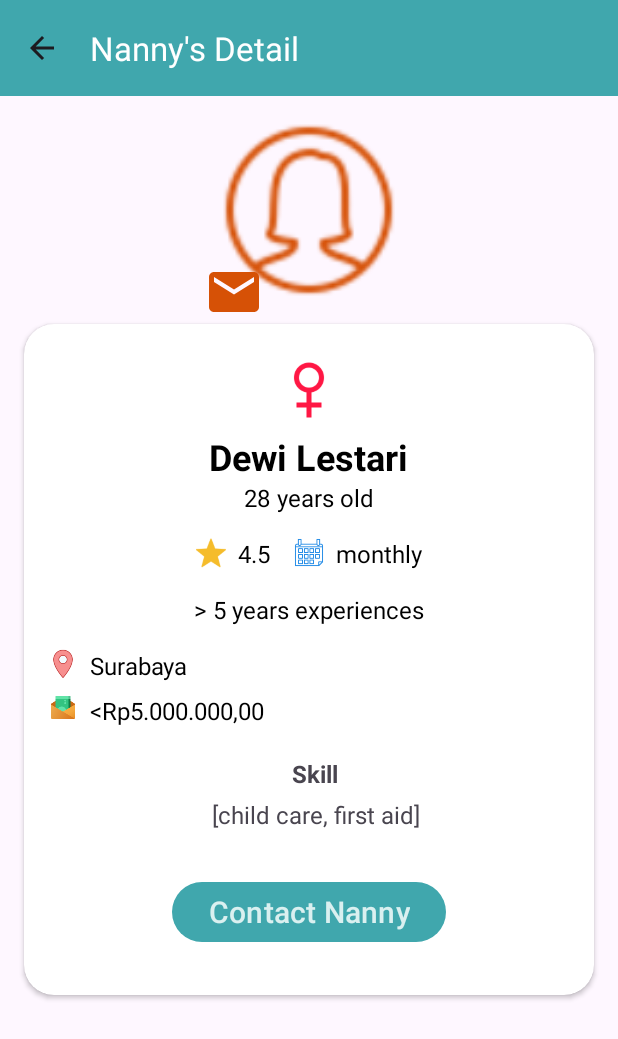
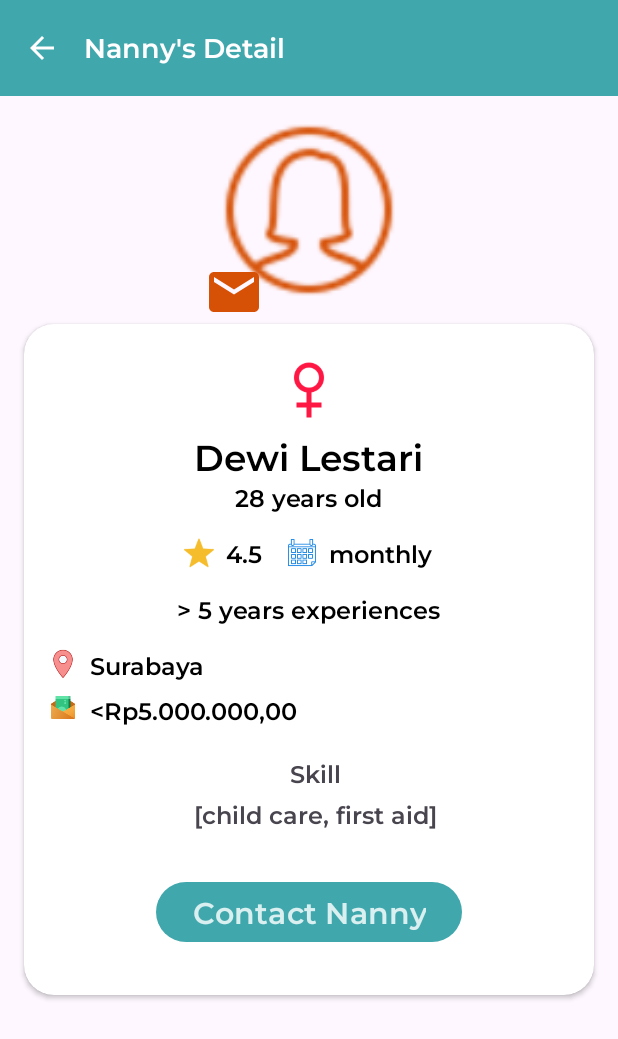
Before and after one commit to aaiisyahn/FamCare, an Android app: the screen it shows after launch (DetailPostActivity), after a tap on "Dewi Lestari", on a phone screen of 412 x 824 dp. Shown: the top 1039 px of the screen. Run offline under Robolectric (Android 15) with nearby library versions, the phone set to English and light mode, and no system bars; our stand-ins replace CircleImageView.

Commit message:
font-ing discover and detail

```diff
--- a/app/src/main/java/com/app/famcare/view/detailpost/DetailPostActivity.kt
+++ b/app/src/main/java/com/app/famcare/view/detailpost/DetailPostActivity.kt
@@ -20,7 +20,7 @@ class DetailPostActivity : AppCompatActivity() {
 
         setSupportActionBar(binding.toolbar)
         supportActionBar?.apply {
-            title = "Nanny's Detail"
+            title = ""
             setDisplayHomeAsUpEnabled(true)
             setDisplayShowHomeEnabled(true)
         }
--- a/app/src/main/java/com/app/famcare/view/maps/MapsActivity.kt
+++ b/app/src/main/java/com/app/famcare/view/maps/MapsActivity.kt
@@ -69,8 +69,8 @@ class MapsActivity : AppCompatActivity(), OnMapReadyCallback {
     }
     override fun onOptionsItemSelected(item: MenuItem): Boolean {
         return when (item.itemId) {
-            android.R.id.home -> { // Jika tombol back di toolbar ditekan
-                onBackPressed() // Arahkan ke activity sebelumnya
+            android.R.id.home -> {
+                onBackPressed()
                 true
             }
             else -> super.onOptionsItemSelected(item)
--- a/app/src/main/res/layout/activity_detail_post.xml
+++ b/app/src/main/res/layout/activity_detail_post.xml
@@ -6,15 +6,32 @@
     android:layout_height="match_parent"
     tools:context=".view.detailpost.DetailPostActivity">
 
-    <androidx.appcompat.widget.Toolbar
-        android:id="@+id/toolbar"
+    <com.google.android.material.appbar.AppBarLayout
+        android:id="@+id/appToolbar"
         android:layout_width="match_parent"
-        android:layout_height="?attr/actionBarSize"
-        android:background="?attr/colorPrimary"
-        android:elevation="4dp"
-        android:theme="@style/ThemeOverlay.AppCompat.ActionBar"
-        app:layout_constraintTop_toTopOf="parent"
-        app:titleTextColor="@android:color/white" />
+        android:layout_height="wrap_content"
+        android:theme="@style/ThemeOverlay.AppCompat.Dark.ActionBar">
+
+        <androidx.appcompat.widget.Toolbar
+            android:id="@+id/toolbar"
+            android:layout_width="match_parent"
+            android:layout_height="?attr/actionBarSize"
+            android:background="?attr/colorPrimary"
+            android:elevation="4dp"
+            app:layout_scrollFlags="scroll|enterAlways">
+
+            <TextView
+                android:id="@+id/toolbar_title"
+                android:layout_width="wrap_content"
+                android:layout_height="wrap_content"
+                android:text="Nanny's Detail"
+                android:textColor="@color/white"
+                android:textSize="18sp"
+                android:fontFamily="@font/montserratsemibold"/>
+
+        </androidx.appcompat.widget.Toolbar>
+
+    </com.google.android.material.appbar.AppBarLayout>
 
     <de.hdodenhof.circleimageview.CircleImageView
         android:id="@+id/imageViewNanny"
@@ -26,7 +43,7 @@
         android:src="@drawable/placeholder_image"
         app:layout_constraintEnd_toEndOf="parent"
         app:layout_constraintStart_toStartOf="parent"
-        app:layout_constraintTop_toBottomOf="@id/toolbar" />
+        app:layout_constraintTop_toBottomOf="@id/appToolbar" />
 
     <ImageView
         android:id="@+id/iv_bookmark"
@@ -72,6 +89,7 @@
                 android:layout_centerHorizontal="true"
                 android:layout_marginTop="8dp"
                 android:textColor="@android:color/black"
+                android:fontFamily="@font/montserratsemibold"
                 android:textSize="24sp"
                 android:textStyle="bold"
                 tools:text="Nanny's Name" />
@@ -80,6 +98,7 @@
                 android:id="@+id/textViewAge"
                 android:layout_width="wrap_content"
                 android:layout_height="wrap_content"
+                android:fontFamily="@font/montserratsemibold"
                 android:layout_below="@id/textViewName"
                 android:layout_centerHorizontal="true"
                 android:layout_marginStart="8dp"
@@ -109,6 +128,7 @@
                     android:layout_width="wrap_content"
                     android:layout_height="wrap_content"
                     android:layout_marginStart="8dp"
+                    android:fontFamily="@font/montserratsemibold"
                     android:layout_toEndOf="@id/imageViewRate"
                     android:textColor="@android:color/black"
                     android:textSize="16sp"
@@ -129,6 +149,7 @@
                     android:layout_width="wrap_content"
                     android:layout_height="wrap_content"
                     android:layout_marginStart="8dp"
+                    android:fontFamily="@font/montserratsemibold"
                     android:layout_toEndOf="@id/imageViewType"
                     android:textColor="@android:color/black"
                     android:textSize="16sp"
@@ -140,6 +161,7 @@
                 android:id="@+id/textViewExperience"
                 android:layout_width="wrap_content"
                 android:layout_height="wrap_content"
+                android:fontFamily="@font/montserratsemibold"
                 android:layout_below="@id/rateTypeLayout"
                 android:layout_centerHorizontal="true"
                 android:layout_marginStart="8dp"
@@ -167,6 +189,7 @@
                 <TextView
                     android:id="@+id/textViewLocation"
                     android:layout_width="wrap_content"
+                    android:fontFamily="@font/montserratsemibold"
                     android:layout_height="wrap_content"
                     android:layout_marginStart="8dp"
                     android:textColor="@android:color/black"
@@ -194,6 +217,7 @@
                     android:id="@+id/textViewSalary"
                     android:layout_width="wrap_content"
                     android:layout_height="wrap_content"
+                    android:fontFamily="@font/montserratsemibold"
                     android:layout_marginStart="8dp"
                     android:textColor="@android:color/black"
                     android:textSize="16sp"
@@ -207,6 +231,7 @@
                 android:layout_height="wrap_content"
                 android:layout_below="@id/salaryLayout"
                 android:layout_marginStart="8dp"
+                android:fontFamily="@font/montserratsemibold"
                 android:layout_marginTop="20dp"
                 android:gravity="center_horizontal"
                 android:text="Skill"
@@ -219,6 +244,7 @@
                 android:layout_height="wrap_content"
                 android:layout_below="@id/textSkill"
                 android:layout_marginStart="8dp"
+                android:fontFamily="@font/montserratsemibold"
                 android:layout_marginTop="5dp"
                 android:gravity="center_horizontal"
                 android:textSize="16sp"
@@ -230,6 +256,7 @@
                 android:layout_height="wrap_content"
                 android:layout_below="@id/textViewSkills"
                 android:layout_centerHorizontal="true"
+                android:fontFamily="@font/montserratsemibold"
                 android:layout_marginTop="30dp"
                 android:layout_marginBottom="15dp"
                 android:text="Contact Nanny"
--- a/app/src/main/res/layout/activity_main.xml
+++ b/app/src/main/res/layout/activity_main.xml
@@ -40,6 +40,7 @@
                     android:layout_height="30dp"
                     android:layout_marginEnd="8dp"
                     android:backgroundTint="@color/button"
+                    android:fontFamily="@font/montserratsemibold"
                     android:text="female"
                     android:textSize="10sp" />
 
@@ -48,6 +49,7 @@
                     android:layout_height="30dp"
                     android:layout_marginEnd="8dp"
                     android:backgroundTint="@color/button"
+                    android:fontFamily="@font/montserratsemibold"
                     android:text="male"
                     android:textSize="10sp" />
 
@@ -55,6 +57,7 @@
                     android:layout_width="wrap_content"
                     android:layout_height="30dp"
                     android:backgroundTint="@color/button"
+                    android:fontFamily="@font/montserratsemibold"
                     android:text="@string/minimum_salary"
                     android:textSize="10sp" />
 
@@ -74,6 +77,7 @@
                     android:layout_height="30dp"
                     android:layout_marginEnd="8dp"
                     android:backgroundTint="@color/button"
+                    android:fontFamily="@font/montserratsemibold"
                     android:text="@string/years_experiences"
                     android:textSize="10sp" />
 
@@ -82,6 +86,7 @@
                     android:layout_height="30dp"
                     android:layout_marginEnd="8dp"
                     android:backgroundTint="@color/button"
+                    android:fontFamily="@font/montserratsemibold"
                     android:text="daily"
                     android:textSize="10sp" />
 
@@ -90,6 +95,7 @@
                     android:layout_height="30dp"
                     android:layout_marginEnd="8dp"
                     android:backgroundTint="@color/button"
+                    android:fontFamily="@font/montserratsemibold"
                     android:text="monthly"
                     android:textSize="10sp" />
 
@@ -97,6 +103,7 @@
                     android:layout_width="wrap_content"
                     android:layout_height="30dp"
                     android:backgroundTint="@color/button"
+                    android:fontFamily="@font/montserratsemibold"
                     android:text="disability"
                     android:textSize="10sp" />
 
--- a/app/src/main/res/layout/item_row_cardview.xml
+++ b/app/src/main/res/layout/item_row_cardview.xml
@@ -27,6 +27,7 @@
             android:layout_width="match_parent"
             android:layout_height="wrap_content"
             android:layout_marginTop="8dp"
+            android:fontFamily="@font/montserratsemibold"
             android:gravity="center"
             android:text="Nanny's Name"
             android:textSize="16sp"
@@ -52,6 +53,7 @@
                 android:id="@+id/textViewRating"
                 android:layout_width="wrap_content"
                 android:layout_height="wrap_content"
+                android:fontFamily="@font/montserratsemibold"
                 android:gravity="center_vertical"
                 android:text="4.0"
                 android:textColor="@android:color/black"
@@ -79,6 +81,7 @@
                 android:id="@+id/textViewCategory"
                 android:layout_width="wrap_content"
                 android:layout_height="wrap_content"
+                android:fontFamily="@font/montserratsemibold"
                 android:gravity="center_vertical"
                 android:text="Category"
                 android:textColor="@android:color/black"
```
